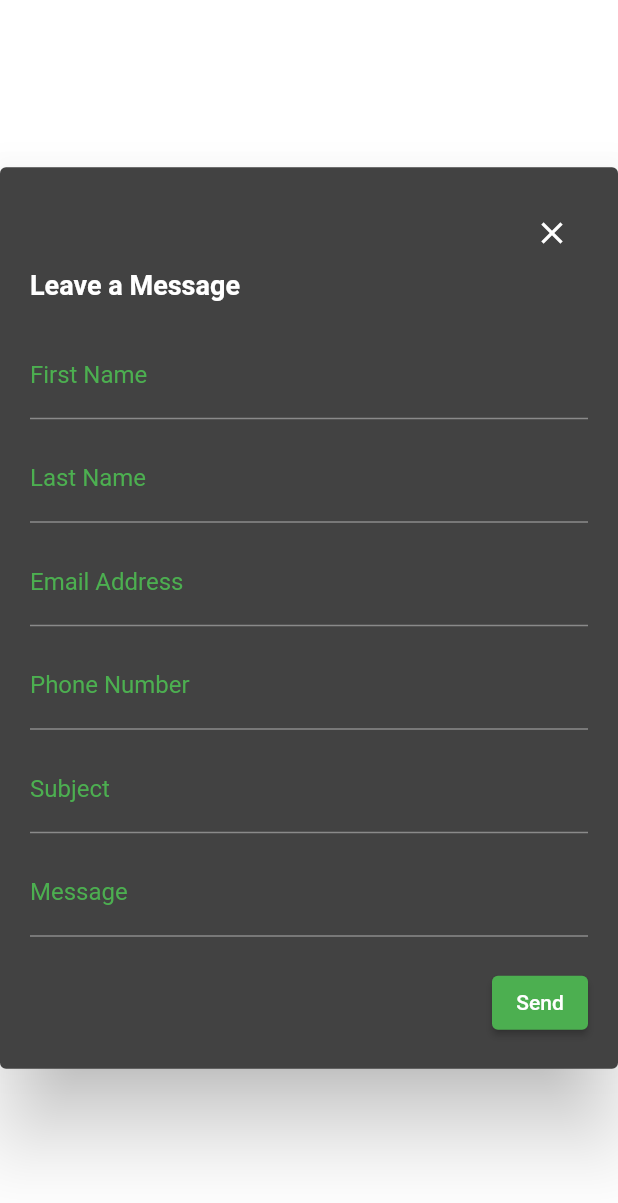
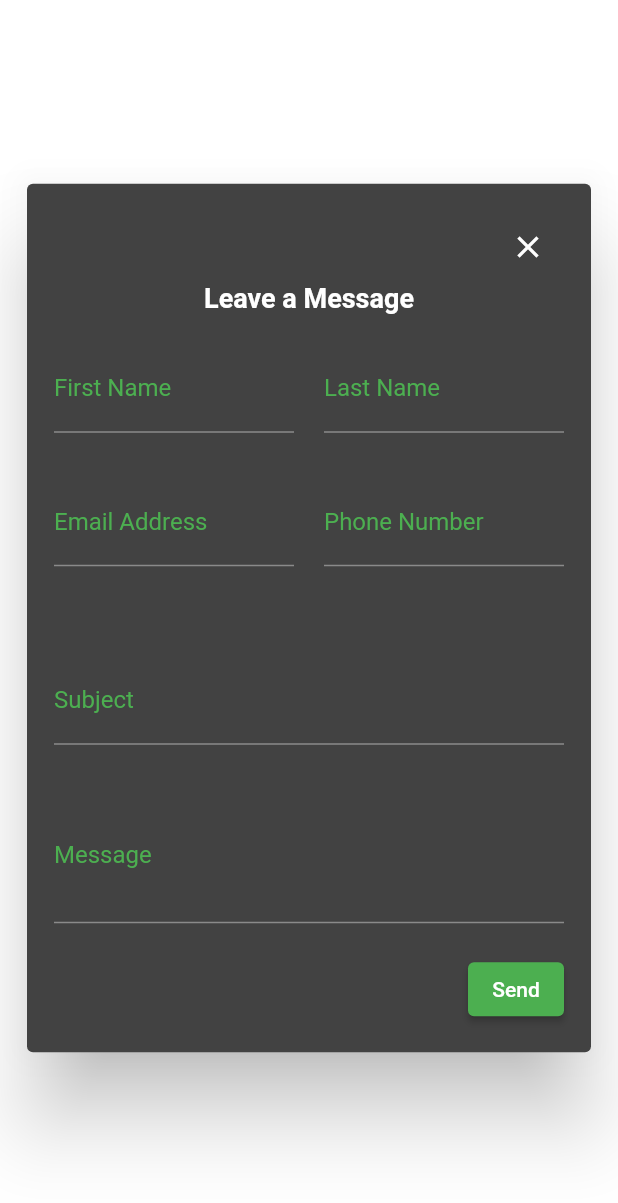
Before and after one commit to ShiftAlpha/dhiravrana, a Flutter app: the PopupFormWidget widget shown alone on an empty page, opened directly, on a phone screen of 412 x 824 dp. Shown: the top 1203 px of the screen. Run offline on Flutter 3.47's test engine with Material 2 defaults, Android fonts, the light colour scheme and no system bars; our stand-ins replace animated_text_kit, carousel_slider, flip_card, font_awesome_flutter, google_fonts, responsive_builder and 3 more; missing offline and left inert: mailto, universal_html; accounts and stored records are empty; network calls fail.

Commit message:
updated popupform

```diff
--- a/lib/widget/PopupFormWidget.dart
+++ b/lib/widget/PopupFormWidget.dart
@@ -32,10 +32,18 @@
   @override
   Widget build(BuildContext context) {
     return Dialog(
-      insetPadding: EdgeInsets.zero,
+
+      insetPadding: EdgeInsets.all(18.0),
+      child: SizedBox(
+
+        width: 400,
+        child: Container(
+          padding: EdgeInsets.all(18.0),
+          decoration: BoxDecoration(
+            borderRadius: BorderRadius.all(Radius.circular(20)),
+            color: Colors.transparent,
+          ),
           child: SingleChildScrollView(
-        child: Padding(
-          padding: const EdgeInsets.all(20.0),
             child: Form(
               key: _formKey,
               child: Column(
@@ -52,12 +60,18 @@
                       ),
                     ],
                   ),
-                Text(
+                  Center(
+                    child: Text(
                       'Leave a Message',
-                  style: TextStyle(fontSize: 18, fontWeight: FontWeight.bold),
+                      style:
+                          TextStyle(fontSize: 18, fontWeight: FontWeight.bold),
+                    ),
                   ),
                   SizedBox(height: 20),
-                TextFormField(
+                  Row(
+                    children: [
+                      Expanded(
+                        child: TextFormField(
                           controller: _firstNameController,
                           decoration: InputDecoration(labelText: 'First Name'),
                           validator: (value) {
@@ -67,8 +81,10 @@
                             return null;
                           },
                         ),
-                SizedBox(height: 10),
-                TextFormField(
+                      ),
+                      SizedBox(width: 20),
+                      Expanded(
+                        child: TextFormField(
                           controller: _lastNameController,
                           decoration: InputDecoration(labelText: 'Last Name'),
                           validator: (value) {
@@ -78,10 +94,18 @@
                             return null;
                           },
                         ),
+                      ),
+                    ],
+                  ),
+                  SizedBox(height: 20),
                   SizedBox(height: 10),
-                TextFormField(
+                  Row(
+                    children: [
+                      Expanded(
+                        child: TextFormField(
                           controller: _emailController,
-                  decoration: InputDecoration(labelText: 'Email Address'),
+                          decoration:
+                              InputDecoration(labelText: 'Email Address'),
                           validator: (value) {
                             if (value!.isEmpty || !value.contains('@')) {
                               return 'Please enter a valid email address';
@@ -89,10 +113,13 @@
                             return null;
                           },
                         ),
-                SizedBox(height: 10),
-                TextFormField(
+                      ),
+                      SizedBox(width: 20),
+                      Expanded(
+                        child: TextFormField(
                           controller: _phoneController,
-                  decoration: InputDecoration(labelText: 'Phone Number'),
+                          decoration:
+                              InputDecoration(labelText: 'Phone Number'),
                           validator: (value) {
                             if (value!.isEmpty) {
                               return 'Please enter your phone number';
@@ -100,7 +127,12 @@
                             return null;
                           },
                         ),
-                SizedBox(height: 10),
+                      ),
+                    ],
+                  ),
+                  SizedBox(height: 20),
+                  SizedBox(height: 20),
+                  SizedBox(height: 20),
                   TextFormField(
                     controller: _subjectController,
                     decoration: InputDecoration(labelText: 'Subject'),
@@ -111,10 +143,12 @@
                       return null;
                     },
                   ),
-                SizedBox(height: 10),
+                  SizedBox(height: 20),
+                  SizedBox(height: 20),
+                  SizedBox(height: 20),
                   TextFormField(
                     controller: _messageController,
-                  decoration: InputDecoration(labelText: 'Message'),
+                    decoration: InputDecoration(labelText: 'Message\n\n'),
                     validator: (value) {
                       if (value!.isEmpty) {
                         return 'Please enter a message';
@@ -143,8 +177,10 @@
                                 'Name: $firstName $lastName\nEmail: $email\nPhone: $phone\nMessage: $message';
 
                             // Call onSubmit function with email parameters
-                          widget.onSubmit(recipientEmail, emailSubject, emailBody);
-                          _sendEmail(recipientEmail, emailSubject, emailBody); // Send email
+                            widget.onSubmit(
+                                recipientEmail, emailSubject, emailBody);
+                            _sendEmail(recipientEmail, emailSubject,
+                                emailBody); // Send email
                             Navigator.of(context).pop(); // Close the popup
                           }
                         },
@@ -157,6 +193,7 @@
             ),
           ),
         ),
+      ),
     );
   }
 }
```
Lines whose indentation alone changed are shown as unchanged.
